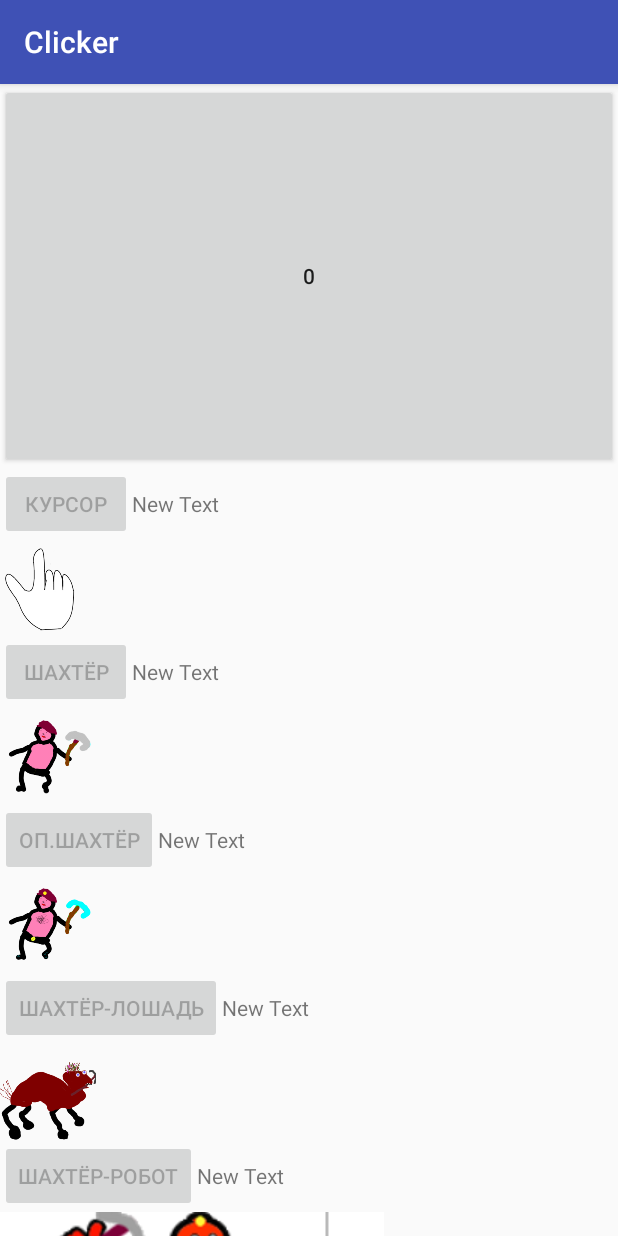
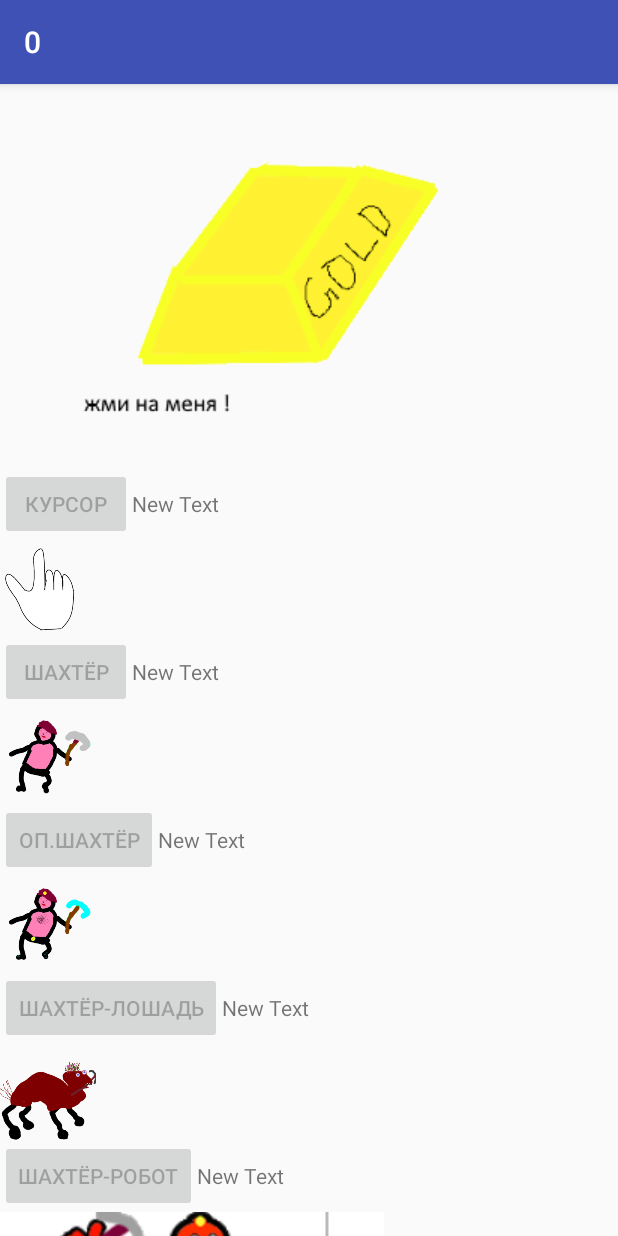
Before and after one commit to AppCampSiberia/Clicker, an Android app: the screen it shows after launch (MainActivity), on a phone screen of 412 x 824 dp. Run offline under Robolectric (Android 15) with nearby library versions, the phone set to English and light mode, and no system bars.

Commit message:
заменили кнопку на картинку

```diff
--- a/app/src/main/java/ru/appcampsiberia/clicker/MainActivity.java
+++ b/app/src/main/java/ru/appcampsiberia/clicker/MainActivity.java
@@ -17,7 +17,7 @@ public class MainActivity extends AppCompatActivity {
     public long clickCount;
 
     MineThread mineThread;
-    Button buttonClick;
+    ImageView imageGold;
     Button buttonCursor;
     Button buttonShahter;
     Button buttonOpitniyshahter;
@@ -36,8 +36,8 @@ public class MainActivity extends AppCompatActivity {
         Thread thread = new Thread(mineThread);
         thread.start();
 
-        buttonClick = (Button) findViewById(R.id.buttonClick);
-        buttonClick.setOnClickListener(new View.OnClickListener() {
+        imageGold = (ImageView) findViewById(R.id.imageViewGold);
+        imageGold.setOnClickListener(new View.OnClickListener() {
             @Override
             public void onClick(View v) {
                 clickCount++;
@@ -104,7 +104,7 @@ public class MainActivity extends AppCompatActivity {
          runOnUiThread(new Runnable() {
              @Override
              public void run() {
-                 buttonClick.setText(Long.toString(clickCount));
+                getSupportActionBar().setTitle(Long.toString(clickCount));
 
                  if (clickCount >= 20) {
                      buttonCursor.setEnabled(true);
--- a/app/src/main/res/layout/activity_main.xml
+++ b/app/src/main/res/layout/activity_main.xml
@@ -4,12 +4,13 @@
     android:layout_height="match_parent"
     android:orientation="vertical">
 
-    <Button
-        android:id="@+id/buttonClick"
+    <ImageView
         android:layout_width="match_parent"
         android:layout_height="0dp"
+        android:id="@+id/imageViewGold"
         android:layout_weight="1"
-        android:text="New Button" />
+        android:src="@drawable/gold"
+        android:scaleType="centerCrop" />
 
     <ScrollView xmlns:android="http://schemas.android.com/apk/res/android"
         android:id="@+id/scroll"
```
Also changed, not shown: app/src/main/res/drawable/gold.png (added).
